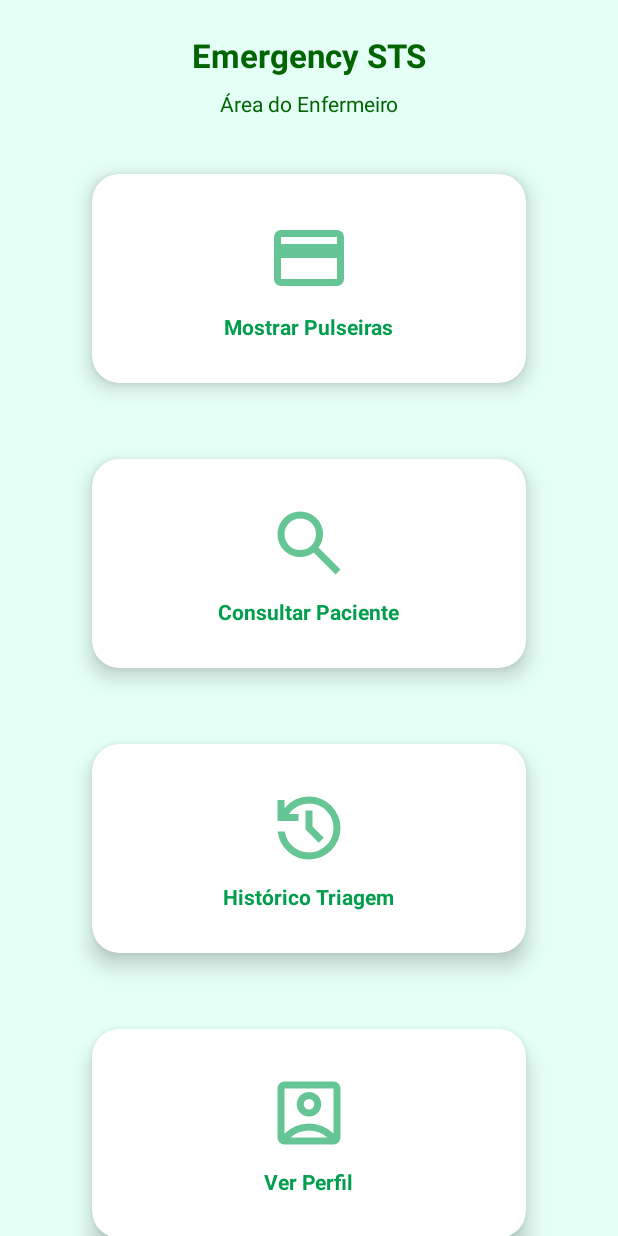
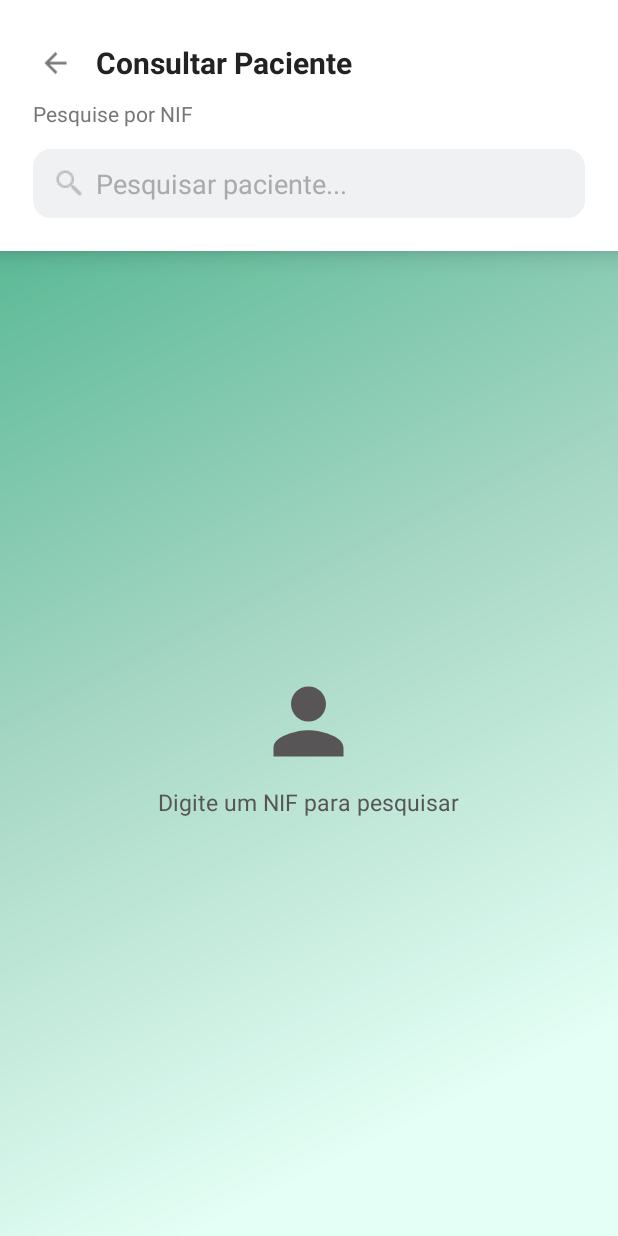
Before and after one commit to Igreja19/EmergencySTS-Mobile, an Android app: the EnfermeiroActivity screen opened directly, with no data from a screen before it, after a tap on "Consultar Paciente", on a phone screen of 412 x 824 dp. Run offline under Robolectric (Android 15) with nearby library versions, the phone set to English and light mode, and no system bars; our stand-ins replace Volley; network calls fail; 1 other tap on this screen came first.

Commit message:
consultar paciente

```diff
--- a/app/src/main/AndroidManifest.xml
+++ b/app/src/main/AndroidManifest.xml
@@ -14,11 +14,15 @@
         android:supportsRtl="true"
         android:theme="@style/Theme.EmergencySTS"
         android:usesCleartextTraffic="true">
+        <activity
+            android:name=".ConsultarPaciente"
+            android:exported="false" />
         <!-- 🔹 Activities -->
         <activity
             android:name=".activities.PerfilPacienteActivity"
             android:exported="false" />
-        <activity android:name=".activities.AtribuirPulseiraActivity"
+        <activity
+            android:name=".activities.AtribuirPulseiraActivity"
             android:exported="false" />
         <activity
             android:name=".activities.HistoricoActivity"
--- /dev/null
+++ b/app/src/main/java/pt/ipleiria/estg/dei/emergencysts/ConsultarPaciente.java
@@ -0,0 +1,121 @@
+package pt.ipleiria.estg.dei.emergencysts;
+
+import android.os.Bundle;
+import android.text.Editable;
+import android.text.TextWatcher;
+import android.view.View;
+import android.widget.EditText;
+import android.widget.ImageView;
+import android.widget.LinearLayout;
+import android.widget.TextView;
+import android.widget.Toast;
+
+import androidx.appcompat.app.AppCompatActivity;
+
+import com.android.volley.Request;
+import com.android.volley.toolbox.JsonArrayRequest;
+
+import org.json.JSONArray;
+import org.json.JSONObject;
+
+import pt.ipleiria.estg.dei.emergencysts.network.VolleySingleton;
+import pt.ipleiria.estg.dei.emergencysts.utils.SharedPrefManager;
+
+public class ConsultarPaciente extends AppCompatActivity {
+
+    private EditText edtNif;
+    private LinearLayout emptyState, resultCard;
+    private TextView tvNome, tvNif, tvSns;
+    private ImageView btnBack;
+
+    @Override
+    protected void onCreate(Bundle savedInstanceState) {
+        super.onCreate(savedInstanceState);
+        setContentView(R.layout.activity_consultar_paciente);
+
+        edtNif = findViewById(R.id.edtNif);
+        emptyState = findViewById(R.id.emptyState);
+        resultCard = findViewById(R.id.resultCard);
+
+        tvNome = findViewById(R.id.tvNome);
+        tvNif = findViewById(R.id.tvNif);
+        tvSns = findViewById(R.id.tvSns);
+
+        btnBack = findViewById(R.id.btnBack);
+        btnBack.setOnClickListener(v -> finish());
+
+        // Quando escrever 9 dígitos → procurar
+        edtNif.addTextChangedListener(new TextWatcher() {
+            @Override public void beforeTextChanged(CharSequence s, int start, int count, int after) {}
+            @Override public void onTextChanged(CharSequence s, int start, int before, int count) {}
+
+            @Override
+            public void afterTextChanged(Editable s) {
+                String nif = s.toString();
+
+                if (nif.isEmpty()) {
+                    emptyState.setVisibility(View.VISIBLE);
+                    resultCard.setVisibility(View.GONE);
+                    return;
+                }
+
+                if (nif.length() == 9) {
+                    searchPaciente(nif);
+                }
+            }
+        });
+    }
+
+    private void searchPaciente(String nif) {
+
+        emptyState.setVisibility(View.GONE);
+        resultCard.setVisibility(View.GONE);
+
+        String baseUrl = SharedPrefManager.getInstance(this).getServerUrl();
+        String token = SharedPrefManager.getInstance(this).getKeyAccessToken();
+
+        String url = baseUrl + "api/paciente?nif=" + nif + "&access-token=" + token;
+
+        JsonArrayRequest request = new JsonArrayRequest(
+                Request.Method.GET,
+                url,
+                null,
+                response -> handleResponse(response),
+                error -> showNotFound()
+        );
+
+        VolleySingleton.getInstance(this).addToRequestQueue(request);
+    }
+
+    private void handleResponse(JSONArray array) {
+        if (array.length() == 0) {
+            showNotFound();
+            return;
+        }
+
+        try {
+            JSONObject data = array.getJSONObject(0);
+
+            String nome = data.optString("nome", "Desconhecido");
+            String nif = data.optString("nif", "---");
+            String sns = data.optString("sns", "---");
+
+            tvNome.setText(nome);
+            tvNif.setText("NIF: " + nif);
+            tvSns.setText("SNS: " + sns);
+
+            resultCard.setVisibility(View.VISIBLE);
+            emptyState.setVisibility(View.GONE);
+
+        } catch (Exception e) {
+            e.printStackTrace();
+            showNotFound();
+        }
+    }
+
+    private void showNotFound() {
+        Toast.makeText(this, "Paciente não foi encontrado", Toast.LENGTH_SHORT).show();
+        resultCard.setVisibility(View.GONE);
+        emptyState.setVisibility(View.VISIBLE);
+    }
+}
--- a/app/src/main/java/pt/ipleiria/estg/dei/emergencysts/activities/EnfermeiroActivity.java
+++ b/app/src/main/java/pt/ipleiria/estg/dei/emergencysts/activities/EnfermeiroActivity.java
@@ -6,6 +6,8 @@ import android.widget.Toast;
 import androidx.appcompat.app.AppCompatActivity;
 import androidx.appcompat.widget.Toolbar;
 import androidx.cardview.widget.CardView;
+
+import pt.ipleiria.estg.dei.emergencysts.ConsultarPaciente;
 import pt.ipleiria.estg.dei.emergencysts.R;
 
 public class EnfermeiroActivity extends AppCompatActivity {
@@ -28,8 +30,10 @@ public class EnfermeiroActivity extends AppCompatActivity {
             Intent intent = new Intent(this, PulseirasActivity.class);
             startActivity(intent);
         });
-        cardConsultarPaciente.setOnClickListener(v ->
-                Toast.makeText(this, "Abrir consulta de paciente", Toast.LENGTH_SHORT).show());
+        cardConsultarPaciente.setOnClickListener(v -> {
+            Intent intent = new Intent(this, ConsultarPaciente.class);
+            startActivity(intent);
+        });
         cardHistoricoTriagem.setOnClickListener(v ->
                 Toast.makeText(this, "Abrir histórico de triagens", Toast.LENGTH_SHORT).show());
         cardPerfil.setOnClickListener(v ->
--- /dev/null
+++ b/app/src/main/res/drawable/bg_search.xml
@@ -0,0 +1,4 @@
+<shape xmlns:android="http://schemas.android.com/apk/res/android">
+    <solid android:color="#F0F1F3"/>
+    <corners android:radius="12dp"/>
+</shape>
--- /dev/null
+++ b/app/src/main/res/drawable/ic_user_placeholder.xml
@@ -0,0 +1,11 @@
+<?xml version="1.0" encoding="utf-8"?>
+<vector xmlns:android="http://schemas.android.com/apk/res/android"
+    android:width="24dp"
+    android:height="24dp"
+    android:viewportWidth="24"
+    android:viewportHeight="24">
+    <path
+        android:fillColor="#757575"
+        android:pathData="M12,12c2.21,0 4,-1.79 4,-4s-1.79,-4 -4,-4 -4,1.79 -4,4 1.79,4 4,4zM12,14c-2.67,0 -8,1.34 -8,4v2h16v-2c0,-2.66 -5.33,-4 -8,-4z"
+        android:fillType="evenOdd" />
+</vector>
--- /dev/null
+++ b/app/src/main/res/layout/activity_consultar_paciente.xml
@@ -0,0 +1,160 @@
+<?xml version="1.0" encoding="utf-8"?>
+<RelativeLayout xmlns:android="http://schemas.android.com/apk/res/android"
+    xmlns:app="http://schemas.android.com/apk/res-auto"
+    android:orientation="vertical"
+    android:layout_width="match_parent"
+    android:layout_height="match_parent">
+
+    <!-- 🔹 Fundo gradiente -->
+    <pt.ipleiria.estg.dei.emergencysts.GradientView
+        android:layout_width="match_parent"
+        android:layout_height="match_parent" />
+
+    <!-- 🔹 Conteúdo sobreposto -->
+    <LinearLayout
+        android:layout_width="match_parent"
+        android:layout_height="match_parent"
+        android:orientation="vertical">
+
+        <!-- 🟩 CARD SUPERIOR -->
+        <LinearLayout
+            android:layout_width="match_parent"
+            android:layout_height="wrap_content"
+            android:orientation="vertical"
+            android:background="#FFFFFF"
+            android:padding="22dp"
+            android:elevation="10dp">
+
+            <!-- Seta + título -->
+            <LinearLayout
+                android:layout_width="match_parent"
+                android:layout_height="wrap_content"
+                android:orientation="horizontal"
+                android:gravity="center_vertical">
+
+                <ImageView
+                    android:id="@+id/btnBack"
+                    android:layout_width="30dp"
+                    android:layout_height="40dp"
+                    android:src="@drawable/ic_voltaratras"
+                    app:tint="#222"
+                    android:padding="4dp" />
+
+                <TextView
+                    android:layout_width="wrap_content"
+                    android:layout_height="wrap_content"
+                    android:text="Consultar Paciente"
+                    android:textColor="#222"
+                    android:textStyle="bold"
+                    android:textSize="20sp"
+                    android:layout_marginStart="12dp" />
+            </LinearLayout>
+
+            <!-- Subtítulo -->
+            <TextView
+                android:layout_width="wrap_content"
+                android:layout_height="wrap_content"
+                android:text="Pesquise por NIF"
+                android:textColor="#777"
+                android:textSize="14sp"
+                android:layout_marginTop="4dp"/>
+
+            <!-- SEARCH BOX -->
+            <LinearLayout
+                android:layout_width="match_parent"
+                android:layout_height="46dp"
+                android:orientation="horizontal"
+                android:gravity="center_vertical"
+                android:background="@drawable/bg_search"
+                android:paddingHorizontal="14dp"
+                android:layout_marginTop="14dp">
+
+                <ImageView
+                    android:layout_width="20dp"
+                    android:layout_height="20dp"
+                    android:src="@drawable/ic_search"
+                    app:tint="#999"/>
+
+                <EditText
+                    android:id="@+id/edtNif"
+                    android:layout_width="match_parent"
+                    android:layout_height="wrap_content"
+                    android:hint="Pesquisar paciente..."
+                    android:background="@android:color/transparent"
+                    android:textColor="#222"
+                    android:textColorHint="#AAA"
+                    android:paddingStart="8dp"
+                    android:inputType="number" />
+            </LinearLayout>
+
+        </LinearLayout>
+
+
+
+        <!-- 🟦 RESULTADO DO PACIENTE (ESCONDIDO INICIALMENTE) -->
+        <LinearLayout
+            android:id="@+id/resultCard"
+            android:layout_width="match_parent"
+            android:layout_height="wrap_content"
+            android:orientation="vertical"
+            android:padding="22dp"
+            android:layout_margin="16dp"
+            android:elevation="6dp"
+            android:visibility="gone">
+
+            <TextView
+                android:id="@+id/tvNome"
+                android:layout_width="wrap_content"
+                android:layout_height="wrap_content"
+                android:text="Nome do Paciente"
+                android:textSize="18sp"
+                android:textStyle="bold"
+                android:textColor="#222"/>
+
+            <TextView
+                android:id="@+id/tvNif"
+                android:layout_width="wrap_content"
+                android:layout_height="wrap_content"
+                android:layout_marginTop="6dp"
+                android:text="NIF: ---"
+                android:textSize="14sp"
+                android:textColor="#555"/>
+
+            <TextView
+                android:id="@+id/tvSns"
+                android:layout_width="wrap_content"
+                android:layout_height="wrap_content"
+                android:layout_marginTop="4dp"
+                android:text="SNS: ---"
+                android:textSize="14sp"
+                android:textColor="#555"/>
+        </LinearLayout>
+
+
+        <!-- 🟧 ESTADO INICIAL -->
+        <LinearLayout
+            android:id="@+id/emptyState"
+            android:layout_width="match_parent"
+            android:layout_height="0dp"
+            android:layout_weight="1"
+            android:gravity="center"
+            android:orientation="vertical">
+
+            <ImageView
+                android:layout_width="70dp"
+                android:layout_height="70dp"
+                android:src="@drawable/ic_user_placeholder"
+                app:tint="#575555"/>
+
+            <TextView
+                android:layout_width="wrap_content"
+                android:layout_height="wrap_content"
+                android:layout_marginTop="8dp"
+                android:text="Digite um NIF para pesquisar"
+                android:textColor="#575555"
+                android:textSize="15sp"/>
+        </LinearLayout>
+
+    </LinearLayout>
+
+</RelativeLayout>
--- a/app/src/main/res/values/strings.xml
+++ b/app/src/main/res/values/strings.xml
@@ -17,4 +17,5 @@
     <string name="pulseiras_pendentes">Pulseiras pendentes</string>
     <string name="pacientes_em_espera">Pacientes em espera</string>
     <string name="perfil">Ver Perfil</string>
+    <string name="digite_um_nif_para_pesquisar">Digite um NIF para pesquisar</string>
 </resources>
```
Also changed, not shown: app/src/main/res/drawable-hdpi/ic_search.png (added), app/src/main/res/drawable-mdpi/ic_search.png (added), app/src/main/res/drawable-xhdpi/ic_search.png (added), app/src/main/res/drawable-xxhdpi/ic_search.png (added), app/src/main/res/drawable-xxxhdpi/ic_search.png (added).
